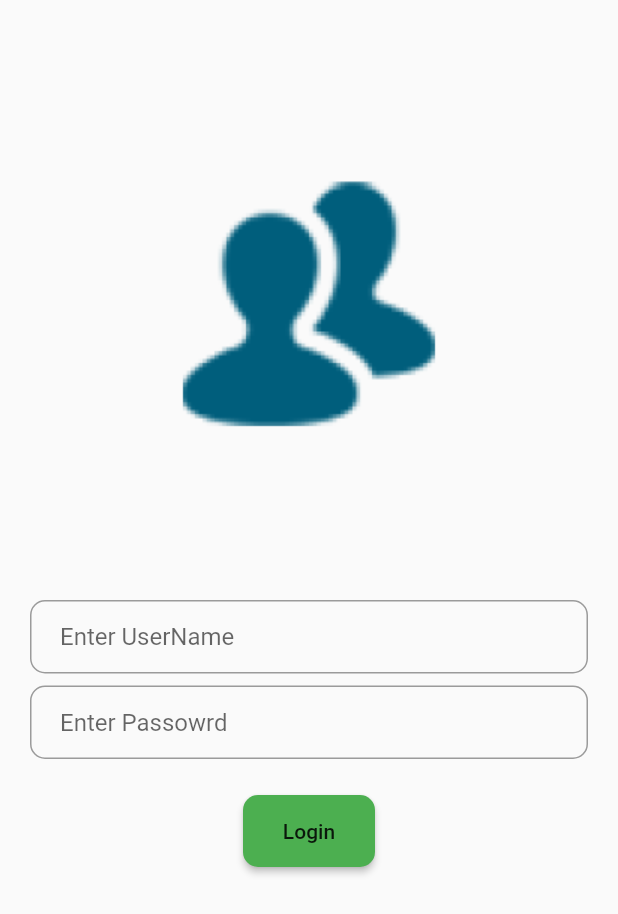
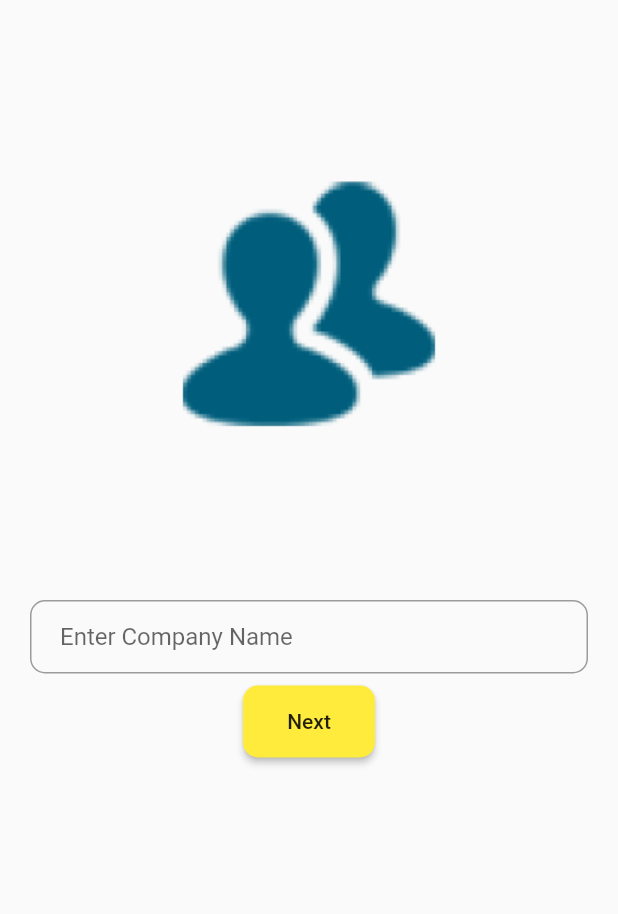
Before and after one commit to flutterkomal/ERP, a Flutter app: the screen it shows after launch, on a phone screen of 412 x 824 dp. Shown: the top 914 px of the screen. Run offline on Flutter 3.47's test engine with Material 2 defaults, Android fonts, the phone set to English and light mode, and no system bars; our stand-ins replace dio, rxdart.

Commit message:
delete unused code

```diff
--- a/lib/main.dart
+++ b/lib/main.dart
@@ -1,11 +1,10 @@
-import 'package:erp_flutter/screens/LoginPage.dart';
+import 'package:erp_flutter/screens/CompanyConfig.dart';
 import 'package:erp_flutter/screens/SplashScreen.dart';
 import 'package:flutter/material.dart';
 
 void main() {
   runApp(MaterialApp(
     title: ' Routes Demo',
-
     // Start the app with the "first" named route. In our case, the app will start
     // on the FirstScreen Widget
     initialRoute: 'splash',
@@ -13,7 +12,7 @@ void main() {
       // When we navigate to the "/first" route, build the FirstScreen Widget
       'splash': (context) => SplashScreen(),
       // When we navigate to the "/second" route, build the SecondScreen Widget
-      '/login': (context) => LoginPage(),
+      '/company': (context) => CompanyPage(),
      // '/dashboard': (context) => ThirdScreen(),
     },
   ));
--- a/lib/screens/CompanyConfig.dart
+++ b/lib/screens/CompanyConfig.dart
@@ -0,0 +1,87 @@
+
+import 'package:erp_flutter/bloc/CompanyBloc.dart';
+import 'package:erp_flutter/model/CompanyConfigResponce.dart';
+import 'package:flutter/cupertino.dart';
+import 'package:flutter/material.dart';
+
+import 'LoginPage.dart';
+
+class CompanyPage extends StatefulWidget {
+
+  @override
+  _CompanyPageState createState() => new _CompanyPageState();
+}
+
+class _CompanyPageState extends State<CompanyPage>{
+
+  TextEditingController userNameEdvController = new TextEditingController();
+
+  @override
+  Widget build(BuildContext context) {
+    final logo = Hero(
+      tag: 'hero',
+      child:CircleAvatar(
+        child: Image.asset('assets/meeting.png'),
+        backgroundColor: Colors.transparent,
+        radius: 100,
+      ),
+    );
+
+    final userNameEd = TextFormField(
+      controller: userNameEdvController,
+      decoration: InputDecoration(
+        hintText: 'Enter Company Name',
+        contentPadding: EdgeInsets.fromLTRB(20.0, 20.0, 20.0, 10.0),
+        border: OutlineInputBorder(borderRadius: BorderRadius.circular(10)),
+      ),
+    );
+
+
+    final loginBtn = RaisedButton(
+        child: Text("Next"),
+        color: Colors.yellow,
+        padding: EdgeInsets.symmetric(vertical: 16.0),
+        shape: RoundedRectangleBorder(
+
+          borderRadius: BorderRadius.circular(10),
+        ),
+        onPressed: () {
+
+          Navigator.push(context,
+            MaterialPageRoute(
+              builder: (context) => LoginPage(),
+            ),
+          );
+         // bloc.getUser();
+
+         // Navigator.pushNamed(context, '/company');
+        }
+    );
+
+
+
+    return Scaffold(
+      body: Container(
+        margin: EdgeInsets.fromLTRB(20, 100, 20, 0),
+        child: Column(
+          children: <Widget>[
+            logo,
+            SizedBox(height: 100.0),
+            userNameEd,
+            SizedBox(height: 8.0),
+            loginBtn,
+
+            /* Text(
+                "Forgot Password"
+            ),*/
+
+          ],
+
+        ),
+
+      ),
+    );
+  }
+
+
+}
--- a/lib/screens/SplashScreen.dart
+++ b/lib/screens/SplashScreen.dart
@@ -1,8 +1,8 @@
 
-
-import 'package:erp_flutter/screens/LoginPage.dart';
 import 'package:flutter/cupertino.dart';
 import 'package:flutter/material.dart';
+
+import 'CompanyConfig.dart';
 
 class SplashScreen extends StatefulWidget {
   @override
@@ -17,7 +17,7 @@ class _SplashScreenState extends State<SplashScreen> {
     new Future.delayed(
         const Duration(seconds: 5),
             () => Navigator.push(context,
-          MaterialPageRoute(builder: (context) => LoginPage()),
+          MaterialPageRoute(builder: (context) => CompanyPage()),
         ));
   }
 
--- a/pubspec.yaml
+++ b/pubspec.yaml
@@ -23,6 +23,8 @@ dependencies:
   # The following adds the Cupertino Icons font to your application.
   # Use with the CupertinoIcons class for iOS style icons.
   cupertino_icons: ^0.1.2
+  dio: 2.1.3
+  rxdart: ^0.21.0
 
 dev_dependencies:
   flutter_test:
@@ -40,7 +42,9 @@ flutter:
   # the material Icons class.
   uses-material-design: true
   assets:
-     - assets/meeting.png
+      - assets/meeting.png
+
+
   # To add assets to your application, add an assets section, like this:
   # assets:
   #  - images/a_dot_burr.jpeg
```
Also changed, not shown: lib/bloc/CompanyBloc.dart (+24 -0 lines), lib/model/CompanyConfigResponce.dart (+34 -0 lines), lib/repository/CompanyRepository.dart (+10 -0 lines), lib/services/ApiProvider.dart (+17 -0 lines), pubspec.lock.
